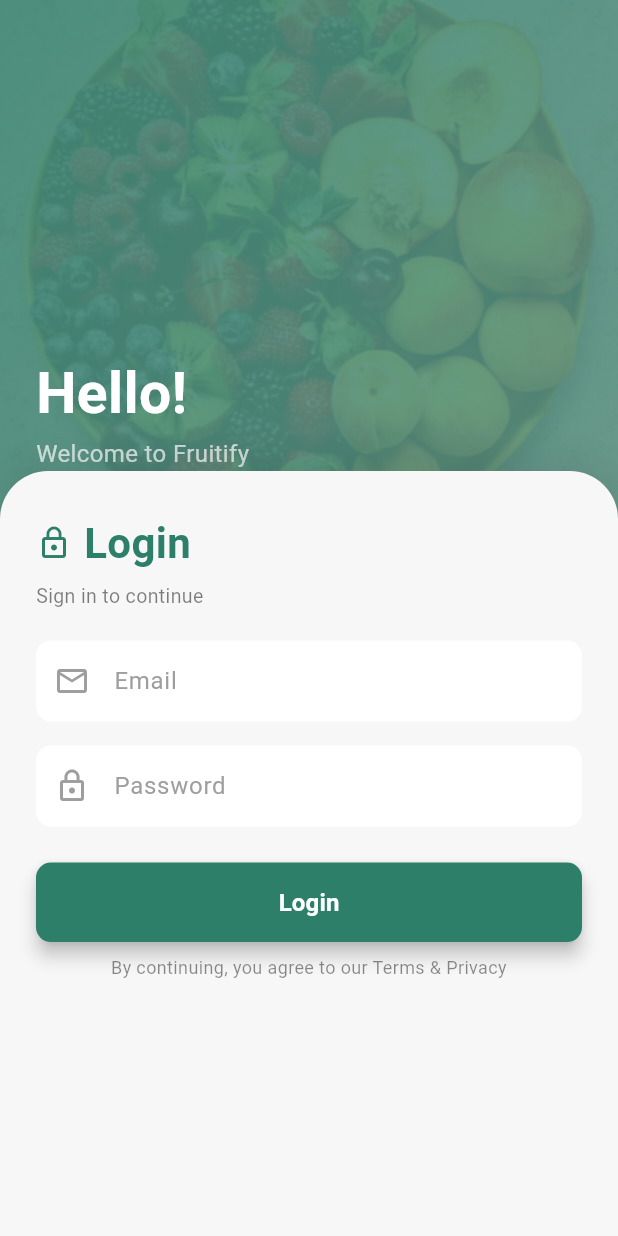
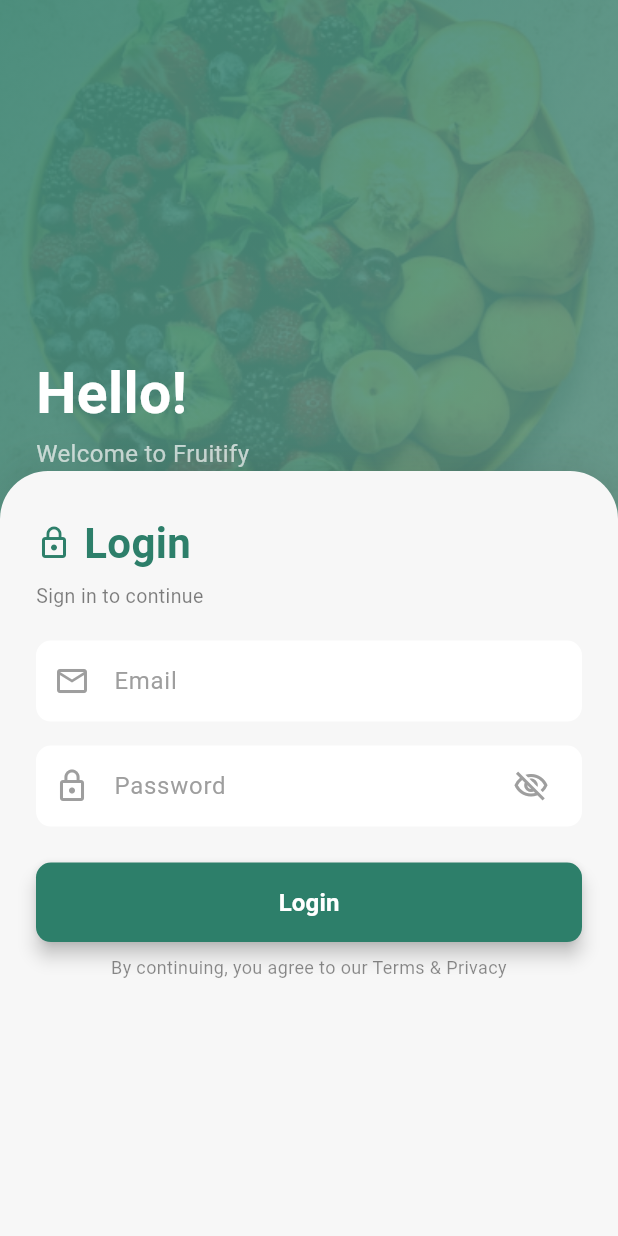
Before and after one commit to byhaqii/Fruit-Marketplace, a Flutter app: the screen it shows after launch, on a phone screen of 412 x 824 dp. Run offline on Flutter 3.47's test engine with Material 3 defaults, Android fonts, the light colour scheme and no system bars; our stand-ins replace camera, dio, fl_chart, image_picker, shared_preferences; missing offline and left inert: google_mlkit_text_recognition, tflite_flutter; accounts and stored records are empty; network calls fail.

Commit message:
feat : add intip password button in login

```diff
--- a/lib/modules/auth/widgets/login_form.dart
+++ b/lib/modules/auth/widgets/login_form.dart
@@ -18,6 +18,7 @@ class _LoginFormState extends State<LoginForm> {
   final _formKey = GlobalKey<FormState>();
   final _emailController = TextEditingController();
   final _passwordController = TextEditingController();
+  bool _passwordObscured = true;
 
   Future<void> _submitLogin() async {
     if (_formKey.currentState?.validate() ?? false) {
@@ -67,8 +68,18 @@ class _LoginFormState extends State<LoginForm> {
             hint: 'Password',
             controller: _passwordController,
             validator: Validator.notEmpty,
-            obscureText: true,
+            obscureText: _passwordObscured,
             prefixIcon: const Icon(Icons.lock_outline, color: Colors.grey),
+            suffixIcon: IconButton(
+              icon: Icon(
+                _passwordObscured
+                    ? Icons.visibility_off_outlined
+                    : Icons.visibility_outlined,
+                color: Colors.grey,
+              ),
+              onPressed: () =>
+                  setState(() => _passwordObscured = !_passwordObscured),
+            ),
           ),
 
           const SizedBox(height: 24),
--- a/lib/widgets/custom_textfield.dart
+++ b/lib/widgets/custom_textfield.dart
@@ -8,6 +8,7 @@ class CustomTextField extends StatelessWidget {
   final TextInputType? keyboardType;
   final bool obscureText;
   final Widget? prefixIcon; // Tambahkan parameter untuk icon
+  final Widget? suffixIcon;
 
   const CustomTextField({
     super.key,
@@ -17,6 +18,7 @@ class CustomTextField extends StatelessWidget {
     this.keyboardType,
     this.obscureText = false,
     this.prefixIcon, // Daftarkan parameter icon
+    this.suffixIcon,
   });
 
   @override
@@ -34,6 +36,12 @@ class CustomTextField extends StatelessWidget {
             ? Padding(
                 padding: const EdgeInsets.symmetric(horizontal: 10),
                 child: prefixIcon,
+              )
+            : null,
+        suffixIcon: suffixIcon != null
+            ? Padding(
+                padding: const EdgeInsets.symmetric(horizontal: 10),
+                child: suffixIcon,
               )
             : null,
         // Styling Border yang Bersih (seperti di mockup)
```
